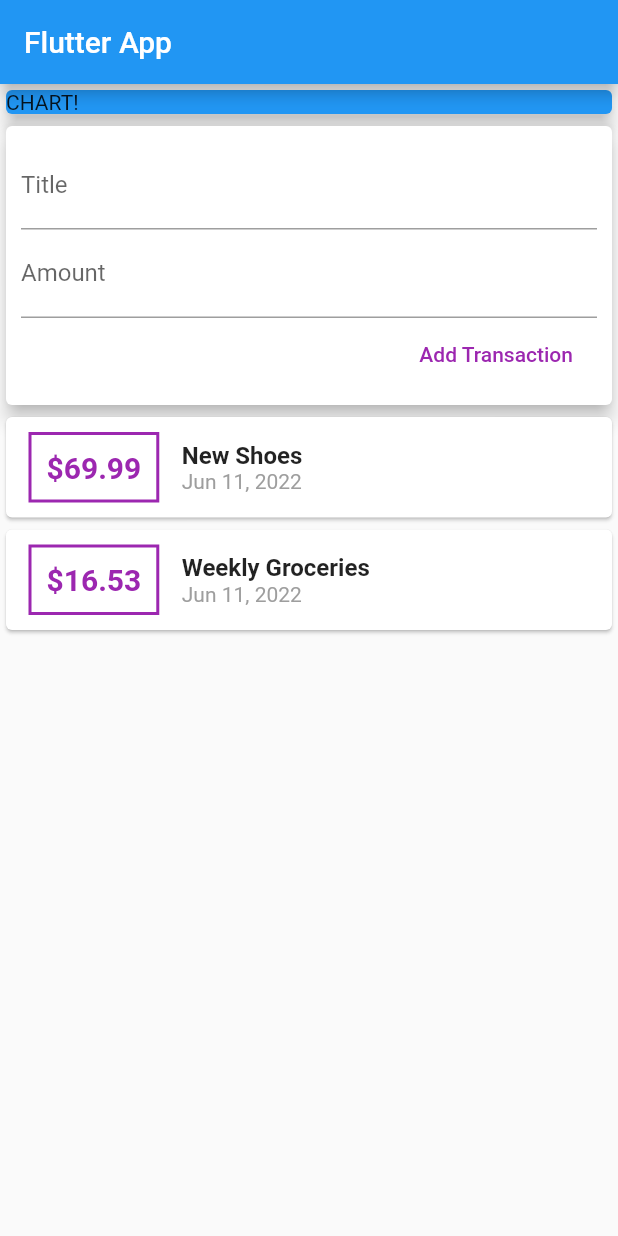
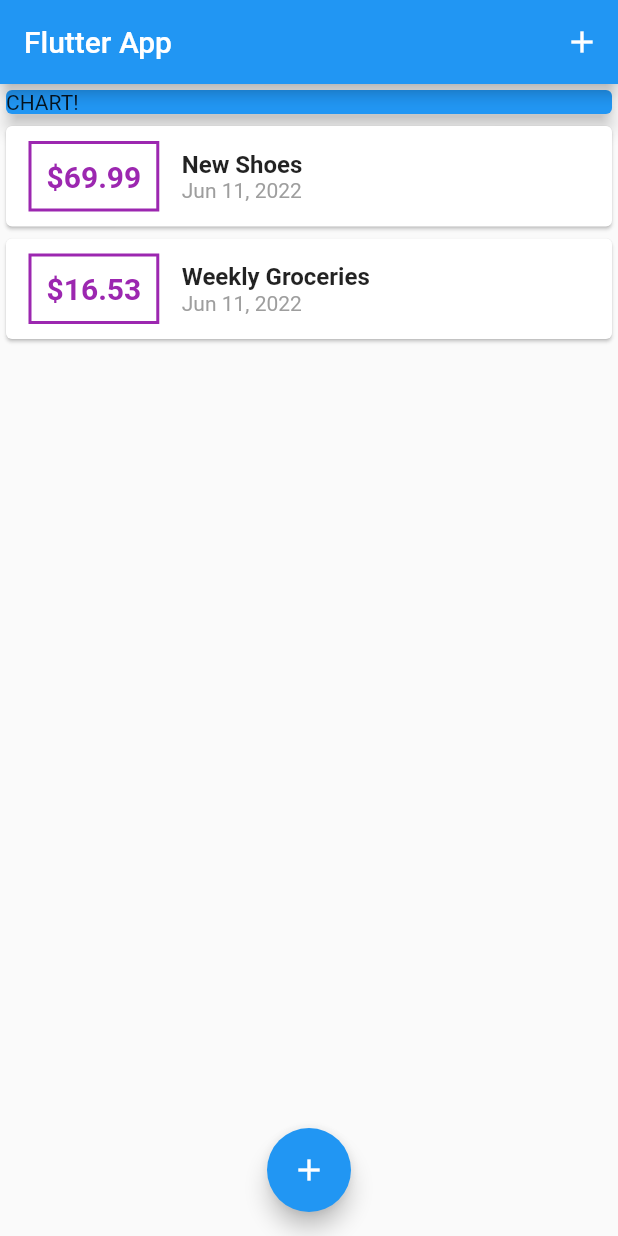
Before and after one commit to quangkhatran/expenses_planner, a Flutter app: the screen it shows after launch, on a phone screen of 412 x 824 dp. Run offline on Flutter 3.47's test engine with Material 2 defaults, Android fonts, the phone set to English and light mode, and no system bars.

Commit message:
add AppBar Button and Floating Action Button and show a Modal Bottom Sheet

```diff
--- a/lib/main.dart
+++ b/lib/main.dart
@@ -1,5 +1,7 @@
 import 'package:flutter/material.dart';
-import './widgets/user_transaction.dart';
+import './widgets/new_transaction.dart';
+import './widgets/transaction_list.dart';
+import './models/transaction.dart';
 
 void main() => runApp(MyApp());
 
@@ -13,14 +15,61 @@ class MyApp extends StatelessWidget {
   }
 }
 
-class MyHomePage extends StatelessWidget {
+class MyHomePage extends StatefulWidget {
+  @override
+  _MyHomePageState createState() => _MyHomePageState();
+}
+
+class _MyHomePageState extends State<MyHomePage> {
+  final List<Transaction> _userTransactions = [
+    Transaction(
+      id: 't1',
+      title: 'New Shoes',
+      amount: 69.99,
+      date: DateTime.now(),
+    ),
+    Transaction(
+      id: 't2',
+      title: 'Weekly Groceries',
+      amount: 16.53,
+      date: DateTime.now(),
+    ),
+  ];
+
+  void _addNewTransaction(String txTitle, double txAmount) {
+    final newTx = Transaction(
+      title: txTitle,
+      amount: txAmount,
+      date: DateTime.now(),
+      id: DateTime.now().toString(),
+    );
+    setState(() {
+      _userTransactions.add(newTx);
+    });
+  }
+
+  void _startAddNewTransaction(BuildContext ctx) {
+    showModalBottomSheet(
+      context: ctx,
+      builder: (bCtx) {
+        return NewTransaction(_addNewTransaction);
+      },
+    );
+  }
+
   @override
   Widget build(BuildContext context) {
     return Scaffold(
       appBar: AppBar(
         title: Text('Flutter App'),
+        actions: <Widget>[
+          IconButton(
+            icon: Icon(Icons.add),
+            onPressed: () => _startAddNewTransaction(context),
           ),
-        body:  SingleChildScrollView(
+        ],
+      ),
+      body: SingleChildScrollView(
         child: Column(
           mainAxisAlignment: MainAxisAlignment.start,
           crossAxisAlignment: CrossAxisAlignment.stretch,
@@ -33,9 +82,14 @@ class MyHomePage extends StatelessWidget {
                 elevation: 5,
               ),
             ),
-                UserTransaction(),
+            TransactionList(_userTransactions),
           ],
         ),
+      ),
+      floatingActionButtonLocation: FloatingActionButtonLocation.centerFloat,
+      floatingActionButton: FloatingActionButton(
+        child: Icon(Icons.add),
+        onPressed: () => _startAddNewTransaction(context),
       ),
     );
   }
--- a/lib/widgets/user_transaction.dart
+++ /dev/null
@@ -1,41 +0,0 @@
-import 'package:flutter/material.dart';
-import './new_transaction.dart';
-import './transaction_list.dart';
-import '../models/transaction.dart';
-
-class UserTransaction extends StatefulWidget {
-
-  @override
-  State<UserTransaction> createState() => _UserTransactionState();
-}
-
-class _UserTransactionState extends State<UserTransaction> {
-  final List<Transaction> _userTransactions = [
-    Transaction(
-      id: 't1',
-      title: 'New Shoes',
-      amount: 69.99,
-      date: DateTime.now(),
-    ),
-    Transaction(
-      id: 't2',
-      title: 'Weekly Groceries',
-      amount: 16.53,
-      date: DateTime.now(),
-    ),
-  ];
-
-  void _addNewTransaction(String txTitle, double txAmount){
-    final newTx = Transaction(title: txTitle, amount: txAmount, date: DateTime.now(), id: DateTime.now().toString(),);
-    setState(() {
-      _userTransactions.add(newTx);
-    });
-  }
-
-  Widget build(BuildContext context) {
-    return Column(children: <Widget>[
-        NewTransaction(_addNewTransaction),
-        TransactionList(_userTransactions),
-        ],);
-  }
-}
```
Lines whose indentation alone changed are shown as unchanged.
